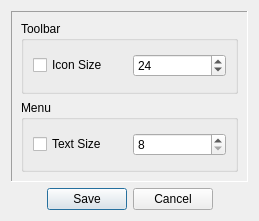
Above: librecad/src/ui/forms/lc_widgetoptionsdialog.ui from LibreCAD/LibreCAD before the change. Below: the same form after it.
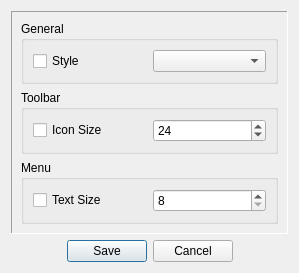
That is the form after the change.

Commit message:
added style option; issue #628
The list of styles depends on the user's operating system and the Qt
version used when building.
On Windows7 with Qt 5 the list is:
("Windows", "WindowsXP", "WindowsVista", "Fusion")

What changed in the file:
```diff
--- a/librecad/src/ui/forms/lc_widgetoptionsdialog.ui
+++ b/librecad/src/ui/forms/lc_widgetoptionsdialog.ui
@@ -6,8 +6,8 @@
    <rect>
     <x>0</x>
     <y>0</y>
-    <width>259</width>
-    <height>221</height>
+    <width>299</width>
+    <height>259</height>
    </rect>
   </property>
   <property name="windowTitle">
@@ -26,7 +26,7 @@
       <number>1</number>
      </property>
      <layout class="QGridLayout" name="gridLayout">
-      <item row="0" column="0">
+      <item row="1" column="0">
        <widget class="QGroupBox" name="groupBox">
         <property name="title">
          <string>Toolbar</string>
@@ -55,7 +55,7 @@
         </layout>
        </widget>
       </item>
-      <item row="1" column="0">
+      <item row="2" column="0">
        <widget class="QGroupBox" name="groupBox_2">
         <property name="title">
          <string>Menu</string>
@@ -81,6 +81,25 @@
         </layout>
        </widget>
       </item>
+      <item row="0" column="0">
+       <widget class="QGroupBox" name="groupBox_3">
+        <property name="title">
+         <string>General</string>
+        </property>
+        <layout class="QGridLayout" name="gridLayout_4">
+         <item row="0" column="0">
+          <widget class="QCheckBox" name="style_checkbox">
+           <property name="text">
+            <string>Style</string>
+           </property>
+          </widget>
+         </item>
+         <item row="0" column="1">
+          <widget class="QComboBox" name="style_combobox"/>
+         </item>
+        </layout>
+       </widget>
+      </item>
      </layout>
     </widget>
    </item>
```
The commit also changes 1 other file.
